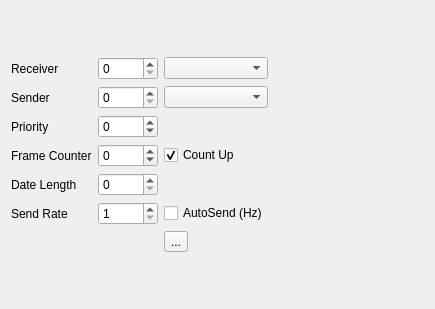
First picture: the form in forms/composer.ui, repository t0beers/ndlcom, before the edit.
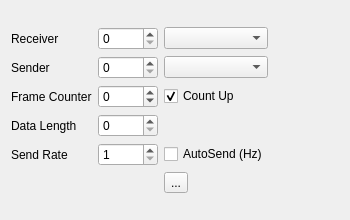
Second picture: the form after the edit.

Commit message: [lib/NDLCom] adapted to new Device Name of PC (ControlGUI) and removed Priority from telegram composer

```diff
--- a/forms/composer.ui
+++ b/forms/composer.ui
@@ -6,8 +6,8 @@
    <rect>
     <x>0</x>
     <y>0</y>
-    <width>435</width>
-    <height>309</height>
+    <width>350</width>
+    <height>220</height>
    </rect>
   </property>
   <property name="sizePolicy">
@@ -66,42 +66,13 @@
         <widget class="QComboBox" name="senders"/>
        </item>
        <item row="2" column="0">
-        <widget class="QLabel" name="label_3">
-         <property name="text">
-          <string>Priority</string>
-         </property>
-        </widget>
-       </item>
-       <item row="2" column="1">
-        <widget class="QSpinBox" name="priority">
-         <property name="minimumSize">
-          <size>
-           <width>60</width>
-           <height>0</height>
-          </size>
-         </property>
-         <property name="maximumSize">
-          <size>
-           <width>60</width>
-           <height>16777215</height>
-          </size>
-         </property>
-         <property name="wrapping">
-          <bool>true</bool>
-         </property>
-         <property name="maximum">
-          <number>15</number>
-         </property>
-        </widget>
-       </item>
-       <item row="3" column="0">
         <widget class="QLabel" name="label_4">
          <property name="text">
           <string>Frame Counter</string>
          </property>
         </widget>
        </item>
-       <item row="3" column="1">
+       <item row="2" column="1">
         <widget class="QSpinBox" name="frameCounter">
          <property name="minimumSize">
           <size>
@@ -123,7 +94,7 @@
          </property>
         </widget>
        </item>
-       <item row="3" column="2">
+       <item row="2" column="2">
         <widget class="QCheckBox" name="countUp">
          <property name="text">
           <string>Count Up</string>
@@ -133,28 +104,28 @@
          </property>
         </widget>
        </item>
-       <item row="4" column="0">
+       <item row="3" column="0">
         <widget class="QLabel" name="label_5">
          <property name="text">
-          <string>Date Length</string>
+          <string>Data Length</string>
          </property>
         </widget>
        </item>
-       <item row="4" column="1">
+       <item row="3" column="1">
         <widget class="QSpinBox" name="dataLength">
          <property name="maximum">
           <number>255</number>
          </property>
         </widget>
        </item>
-       <item row="5" column="0">
+       <item row="4" column="0">
         <widget class="QLabel" name="label_6">
          <property name="text">
           <string>Send Rate</string>
          </property>
         </widget>
        </item>
-       <item row="5" column="1">
+       <item row="4" column="1">
         <widget class="QSpinBox" name="sendRate">
          <property name="minimum">
           <number>1</number>
@@ -164,7 +135,7 @@
          </property>
         </widget>
        </item>
-       <item row="5" column="2">
+       <item row="4" column="2">
         <layout class="QHBoxLayout" name="horizontalLayout">
          <item>
           <widget class="QCheckBox" name="autoSend">
@@ -175,7 +146,7 @@
          </item>
         </layout>
        </item>
-       <item row="5" column="3">
+       <item row="4" column="3">
         <spacer name="horizontalSpacer">
          <property name="orientation">
           <enum>Qt::Horizontal</enum>
@@ -188,7 +159,7 @@
          </property>
         </spacer>
        </item>
-       <item row="6" column="2">
+       <item row="5" column="2">
         <widget class="QToolButton" name="sendButton">
          <property name="text">
           <string>...</string>
```
The commit also changes 2 other files.
